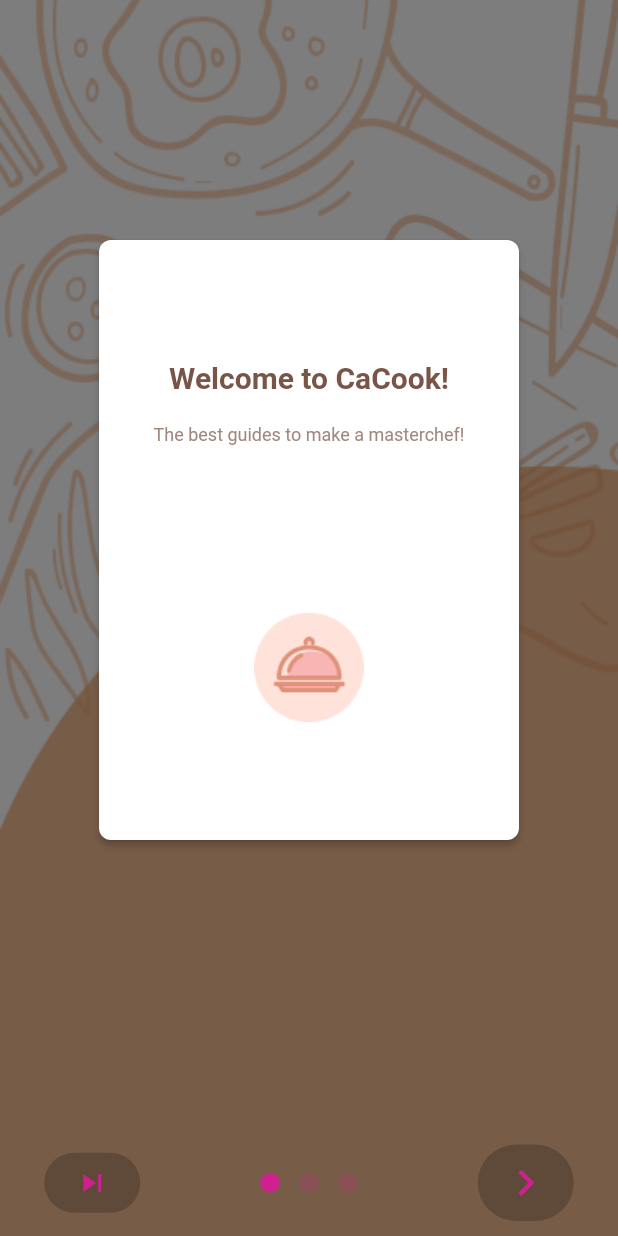
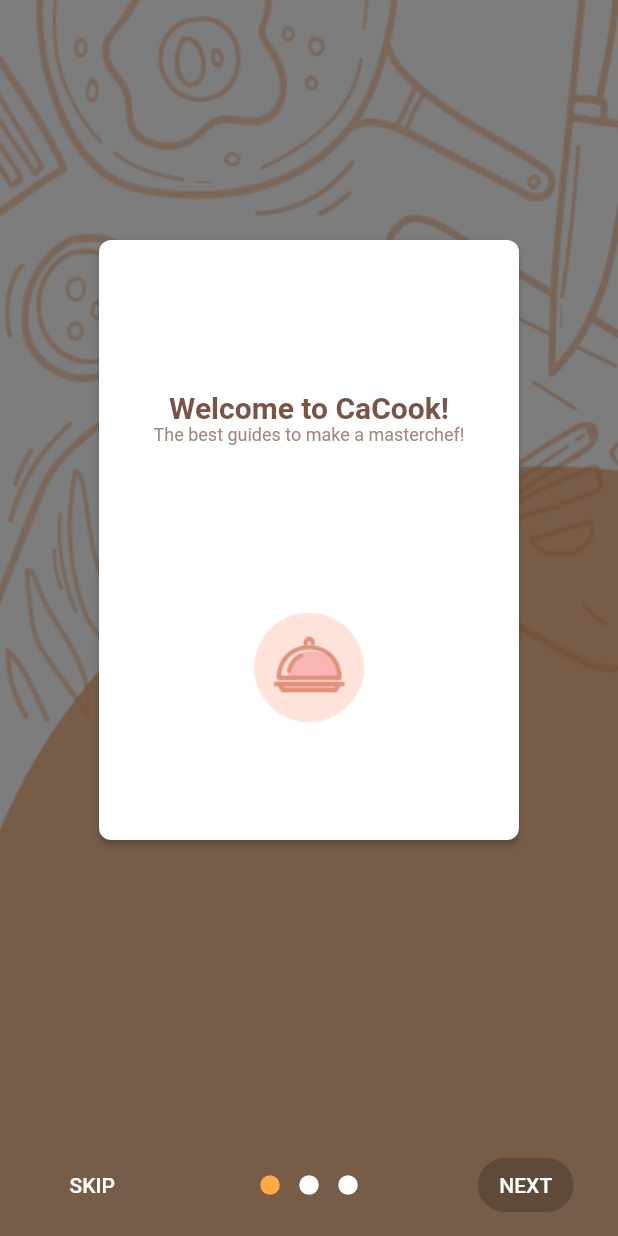
Before and after one commit to hoangduongit1997/Flutter, a Flutter app: the MySplashScreen widget shown alone on an empty page, opened directly, on a phone screen of 412 x 824 dp. Run offline on Flutter 3.47's test engine with Material 2 defaults, Android fonts, the phone set to English and light mode, and no system bars; drawn by our look-alikes of intro_slider; our stand-ins replace flutter_svg; missing offline and left inert: color.

Commit message:
SVG Format

```diff
--- a/lib/tutorial.dart
+++ b/lib/tutorial.dart
@@ -62,7 +62,7 @@ class MySplashScreenState extends State<MySplashScreen> {
                 child: Column(
                   children: <Widget>[
                     Padding(
-                      padding: const EdgeInsets.fromLTRB(0,80,0,20),
+                      padding: const EdgeInsets.fromLTRB(0,100,0,0),
                       child: Text('Welcome to CaCook!', style: TextStyle(color: Colors.brown,fontSize: 20.0,fontWeight: FontWeight.bold),),
                     ),
                     Padding(
@@ -141,7 +141,7 @@ class MySplashScreenState extends State<MySplashScreen> {
   Widget renderNextBtn() {
     return Icon(
       Icons.navigate_next,
-      color: Color(0xffD02090),
+      color: Colors.brown,
       size: 35.0,
     );
   }
@@ -149,14 +149,14 @@ class MySplashScreenState extends State<MySplashScreen> {
   Widget renderDoneBtn() {
     return Icon(
       Icons.done,
-      color: Color(0xffD02090),
+      color: Colors.red,
     );
   }
 
   Widget renderSkipBtn() {
     return Icon(
       Icons.skip_next,
-      color: Color(0xffD02090),
+      color: Colors.brown,
     );
   }
 
@@ -167,12 +167,12 @@ class MySplashScreenState extends State<MySplashScreen> {
       slides: this.slides,
 
       // Skip button
-      renderSkipBtn: this.renderSkipBtn(),
-      colorSkipBtn: Color(0x33000000),
-      highlightColorSkipBtn: Color(0xff000000),
+//      renderSkipBtn: this.renderSkipBtn(),
+//      colorSkipBtn: Color(0x33000000),
+//      highlightColorSkipBtn: Color(0xff000000),
 
       // Next button
-      renderNextBtn: this.renderNextBtn(),
+//      renderNextBtn: this.renderNextBtn(),
 
       // Done button
       renderDoneBtn: this.renderDoneBtn(),
@@ -181,8 +181,8 @@ class MySplashScreenState extends State<MySplashScreen> {
       highlightColorDoneBtn: Color(0xff000000),
 
       // Dot indicator
-      colorDot: Color(0x33D02090),
-      colorActiveDot: Color(0xffD02090),
+      colorDot: Colors.white,
+      colorActiveDot: Colors.orangeAccent,
       sizeDot: 13.0,
 
       // Locale
@@ -193,51 +193,3 @@ class MySplashScreenState extends State<MySplashScreen> {
     );
   }
 }
-
-//Default config
-//class MySplashScreenState extends State<MySplashScreen> {
-//  List<Slide> slides = new List();
-//
-//  @override
-//  void initState() {
-//    super.initState();
-//
-//    slides.add(
-//      new Slide(
-//        title: "ERASER",
-//        description: "Allow miles wound place the leave had. To sitting subject no improve studied limited",
-//        pathImage: "images/photo_eraser.png",
-//        backgroundColor: Color(0xfff5a623),
-//      ),
-//    );
-//    slides.add(
-//      new Slide(
-//        title: "PENCIL",
-//        description: "Ye indulgence unreserved connection alteration appearance",
-//        pathImage: "images/photo_pencil.png",
-//        backgroundColor: Color(0xff203152),
-//      ),
-//    );
-//    slides.add(
-//      new Slide(
-//        title: "RULER",
-//        description:
-//            "Much evil soon high in hope do view. Out may few northward believing attempted. Yet timed being songs marry one defer men our. Although finished blessing do of",
-//        pathImage: "images/photo_ruler.png",
-//        backgroundColor: Color(0xff9932CC),
-//      ),
-//    );
-//  }
-//
-//  void onDonePress() {
-//    // Do what you want
-//  }
-//
-//  @override
-//  Widget build(BuildContext context) {
-//    return new IntroSlider(
-//      slides: this.slides,
-//      onDonePress: this.onDonePress,
-//    );
-//  }
-//}
--- a/pubspec.yaml
+++ b/pubspec.yaml
@@ -61,6 +61,9 @@ flutter:
      - assets/background.png
      - assets/iconBep.png
      - assets/iconBep@2x.png
+     - assets/twitter.svg
+     - assets/facebook.svg
+     - assets/google.svg
   fonts:
       - family: RobotoMono
         fonts:
```
Also changed, not shown: lib/login_2.dart (+5 -5 lines), assets/facebook.svg (added), assets/google.svg (added), assets/twitter.svg (added).
